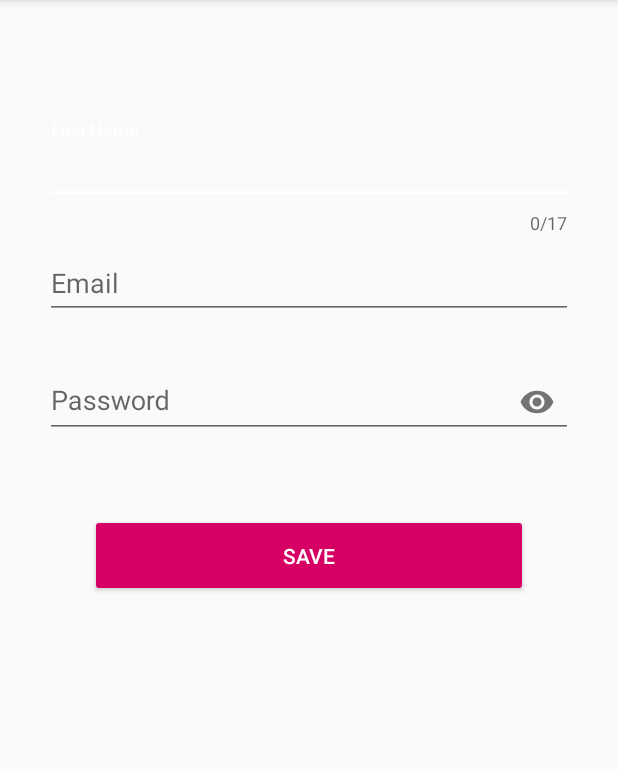
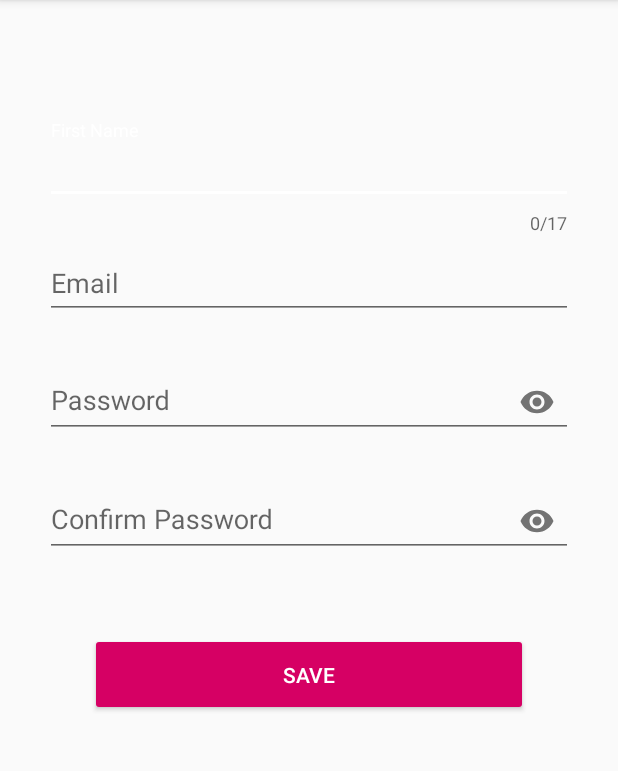
Before and after one commit to KakkuCake/BankApplication, an Android app: the EditProfileActivity screen opened directly, with no data from a screen before it, on a phone screen of 412 x 824 dp, the part 84-855 px from its top. Run offline under Robolectric (Android 15) with nearby library versions, the phone set to English and light mode, and no system bars; our stand-ins replace Volley; 1 statement that could not run was skipped.

Commit message:
Uusin versio.

```diff
--- a/app/src/main/java/com/example/bankapplication/EditProfileActivity.java
+++ b/app/src/main/java/com/example/bankapplication/EditProfileActivity.java
@@ -27,14 +27,14 @@ import java.util.Map;
 
 public class EditProfileActivity extends AppCompatActivity {
 
-    private TextInputLayout first_name, email, password;
+    private TextInputLayout first_name, email, password, c_password;
     private Button button_save;
     SessionManager sessionManager;
     String getId;
     //KALLE
-    //private static String URL_EDIT = "http://192.168.1.162/android_register_login/edit_detail.php";
+    private static String URL_EDIT = "http://192.168.1.162/android_register_login/edit_detail.php";
     //JOONA 192.168.1.4
-    private static String URL_EDIT = "http://192.168.1.4/android_register_login/edit_detail.php";
+    //private static String URL_EDIT = "http://192.168.1.4/android_register_login/edit_detail.php";
     Validation validator = new Validation(this);
 
     @Override
@@ -48,6 +48,7 @@ public class EditProfileActivity extends AppCompatActivity {
         first_name = findViewById(R.id.first_name);
         email= findViewById(R.id.email);
         password = findViewById(R.id.password);
+        c_password = findViewById(R.id.c_password);
 
         HashMap<String, String> user = sessionManager.getUserDetail();
         getId = user.get(sessionManager.ID);
@@ -68,9 +69,10 @@ public class EditProfileActivity extends AppCompatActivity {
         String first_nameInput = first_name.getEditText().getText().toString().trim();
         String emailInput = email.getEditText().getText().toString().trim();
         String passwordInput = password.getEditText().getText().toString().trim();
+        String c_passwordInput = c_password.getEditText().getText().toString().trim();
 
-        if (!validator.validateFirstName(first_nameInput) | !validator.validateEmail(emailInput) |
-                !validator.validatePassword(passwordInput)) {
+        if (!validator.validateFirstName(first_nameInput) | !validator.validateEmail(emailInput) | !validator.checkThatPasswordsMatch(passwordInput, c_passwordInput)
+                | !validator.validatePassword(passwordInput) | !validator.validateConfirmedPassword(c_passwordInput)) {
             return;
         }
 
--- a/app/src/main/java/com/example/bankapplication/LogInActivity.java
+++ b/app/src/main/java/com/example/bankapplication/LogInActivity.java
@@ -43,9 +43,9 @@ public class LogInActivity extends AppCompatActivity {
     private ProgressBar loading;
 
     //KALLE
-    //private static String URL_LOGIN = "http://192.168.1.162/android_register_login/login.php";
+    private static String URL_LOGIN = "http://192.168.1.162/android_register_login/login.php";
     //JOONA
-    private static String URL_LOGIN = "http://192.168.1.4/android_register_login/login.php";
+    //private static String URL_LOGIN = "http://192.168.1.4/android_register_login/login.php";
 
     SessionManager sessionManager;
 
--- a/app/src/main/res/layout/activity_edit_profile.xml
+++ b/app/src/main/res/layout/activity_edit_profile.xml
@@ -54,6 +54,21 @@
             android:layout_height="wrap_content"/>
     </com.google.android.material.textfield.TextInputLayout>
 
+    <com.google.android.material.textfield.TextInputLayout
+        android:id="@+id/c_password"
+        android:layout_width="match_parent"
+        android:layout_height="wrap_content"
+        app:errorEnabled="true"
+        app:passwordToggleEnabled="true">
+
+        <com.google.android.material.textfield.TextInputEditText
+            android:hint="@string/confirmPass"
+            android:inputType="textPassword"
+            android:textColor="@color/colorPrimaryDark"
+            android:layout_width="match_parent"
+            android:layout_height="wrap_content"/>
+    </com.google.android.material.textfield.TextInputLayout>
+
 
     <ProgressBar
         android:id="@+id/loading"
```
Also changed, not shown: app/src/main/java/com/example/bankapplication/HomeActivity.java (+18 -5 lines), app/src/main/java/com/example/bankapplication/HomeFragment.java (+50 -1 lines), app/src/main/java/com/example/bankapplication/RegisterActivity.java (+4 -4 lines), app/src/main/java/com/example/bankapplication/Validation.java (+17 -0 lines), app/src/main/res/layout/fragment_home.xml (+2 -12 lines).
